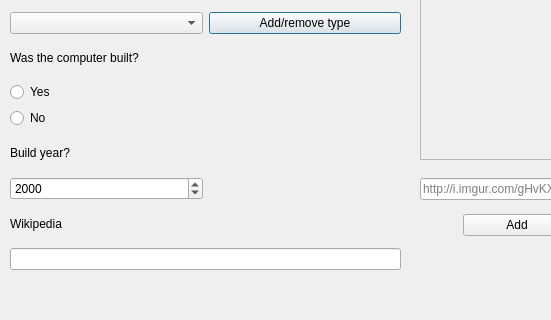
Before: the Qt Designer form ui/computerdialog.ui in VLN-H7/Skil3, drawn with Qt 5; both pictures show x 0 to 551 and y 151 to 471 of the 733 by 471 pixel window.
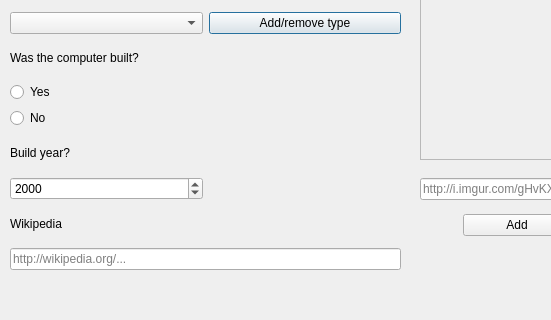
After: the same form once the commit is applied.

Commit message: Fixed tab order

The edit to the form file:
```diff
--- a/ui/computerdialog.ui
+++ b/ui/computerdialog.ui
@@ -140,7 +140,11 @@
      </widget>
     </item>
     <item row="12" column="0" colspan="2">
-     <widget class="QLineEdit" name="inputWikipedia"/>
+     <widget class="QLineEdit" name="inputWikipedia">
+      <property name="placeholderText">
+       <string>http://wikipedia.org/...</string>
+      </property>
+     </widget>
     </item>
     <item row="11" column="1">
      <widget class="QLabel" name="label_WikipediaError">
```
Left out of the diff: 13 changed lines with no effect on the pictures. The commit also changes 3 other files.
